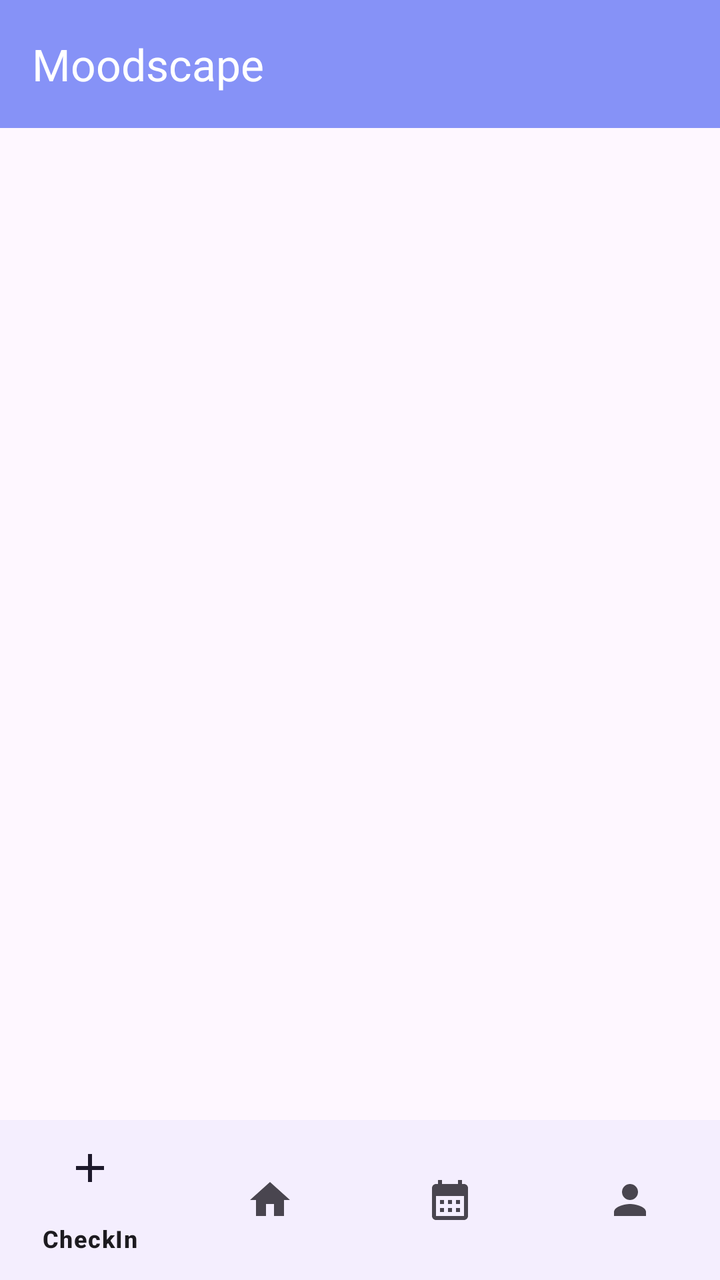
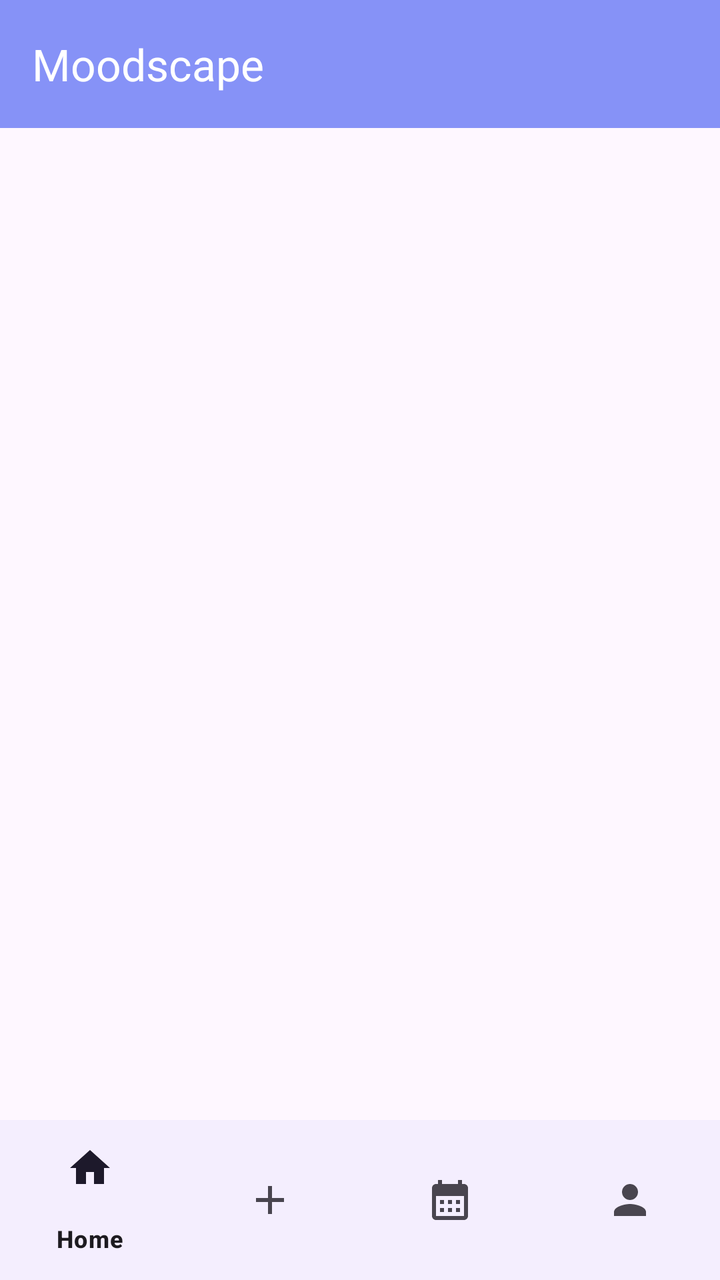

Before-and-after screenshots of an Android layout around one commit, followed by the original layout XML and the change that was made.
<!-- AndroidManifest.xml: application theme Theme.Moodscape1 -->
<!-- res/layout/activity_main.xml -->
<?xml version="1.0" encoding="utf-8"?>
<androidx.constraintlayout.widget.ConstraintLayout
    xmlns:android="http://schemas.android.com/apk/res/android"
    xmlns:app="http://schemas.android.com/apk/res-auto"
    xmlns:tools="http://schemas.android.com/tools"
    android:id="@+id/main_container"
    android:layout_width="match_parent"
    android:layout_height="match_parent"
    android:fitsSystemWindows="false"
    tools:context=".MainActivity">

    
    <com.google.android.material.appbar.MaterialToolbar
        android:id="@+id/toolbar"
        android:layout_width="0dp"
        android:layout_height="?attr/actionBarSize"
        android:background="?attr/colorPrimary"
        app:title="@string/app_name"
        app:titleTextColor="@android:color/white"
        app:layout_constraintTop_toTopOf="parent"
        app:layout_constraintStart_toStartOf="parent"
        app:layout_constraintEnd_toEndOf="parent" />

    
    <androidx.fragment.app.FragmentContainerView
        android:id="@+id/main_frame"
        android:layout_width="0dp"
        android:layout_height="0dp"
        app:layout_constraintTop_toBottomOf="@id/toolbar"
        app:layout_constraintBottom_toTopOf="@id/bottomNavView"
        app:layout_constraintStart_toStartOf="parent"
        app:layout_constraintEnd_toEndOf="parent" />

    
    <com.google.android.material.bottomnavigation.BottomNavigationView
        android:id="@+id/bottomNavView"
        android:layout_width="0dp"
        android:layout_height="wrap_content"
        android:background="?android:attr/windowBackground"
        app:menu="@menu/bottom_menu"
        app:layout_constraintBottom_toBottomOf="parent"
        app:layout_constraintStart_toStartOf="parent"
        app:layout_constraintEnd_toEndOf="parent" />

</androidx.constraintlayout.widget.ConstraintLayout>
<!-- resources referenced by this layout -->
<resources>
  <string name="app_name">Moodscape</string>
  <style name="Theme.Moodscape1" parent="Base.Theme.Moodscape1">
          
      </style>
  <style name="Base.Theme.Moodscape1" parent="Theme.Material3.DayNight.NoActionBar">
          
          <item name="colorPrimary">@color/lavender</item>
          <item name="colorPrimaryVariant">@color/lavender</item>
          <item name="colorOnPrimary">@color/white</item>
          
          <item name="colorSecondary">@color/teal_200</item>
          <item name="colorSecondaryVariant">@color/teal_700</item>
          <item name="colorOnSecondary">@color/black</item>
          
          <item name="android:statusBarColor">?attr/colorPrimaryVariant</item>
          
      </style>
  <color name="lavender">#8692f7</color>
  <color name="white">#FFFFFFFF</color>
  <color name="teal_200">#FF03DAC5</color>
  <color name="teal_700">#FF018786</color>
  <color name="black">#FF000000</color>
</resources>

<!-- the commit's change to res/layout/activity_main.xml (unified diff, before → after) -->
@@ -6,7 +6,6 @@
     android:id="@+id/main_container"
     android:layout_width="match_parent"
     android:layout_height="match_parent"
-    android:fitsSystemWindows="false"
     tools:context=".MainActivity">
 
     
